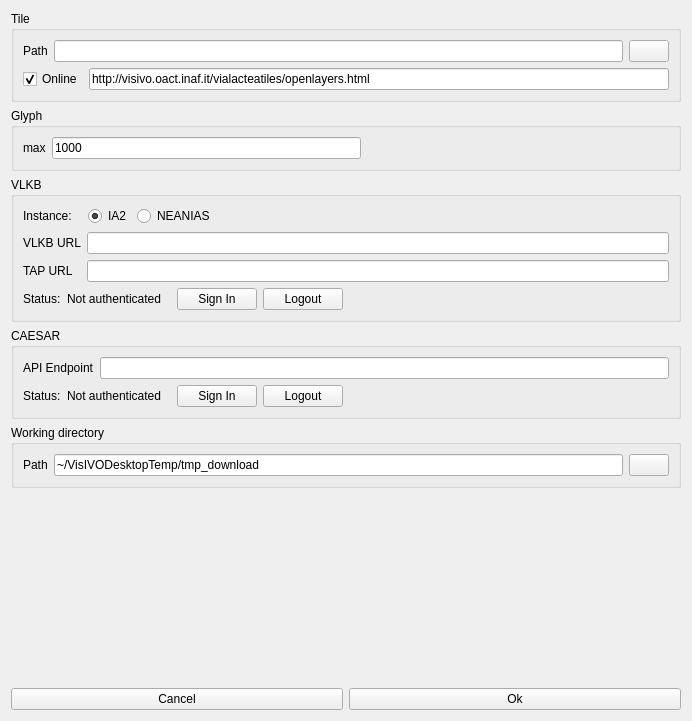
First picture: the form in Code/ui/settingform.ui, repository VisIVOLab/ViaLacteaVisualAnalytics, before the edit.
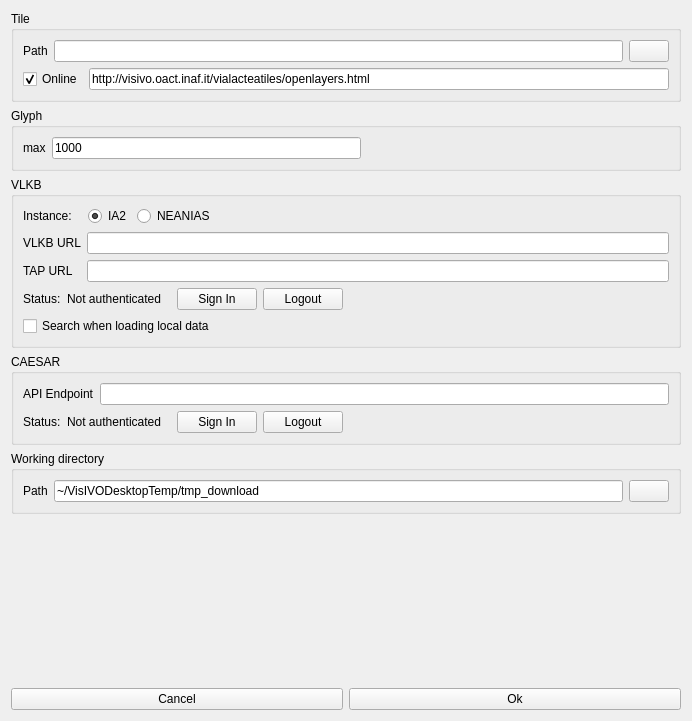
Second picture: the form after the edit. Icons and pictures are not drawn.

Commit message: Added option to turn off VLKB search when loading local data

What changed in the file:
```diff
--- a/Code/ui/settingform.ui
+++ b/Code/ui/settingform.ui
@@ -276,6 +276,13 @@
         </item>
        </layout>
       </item>
+      <item>
+       <widget class="QCheckBox" name="checkSearchOnImport">
+        <property name="text">
+         <string>Search when loading local data</string>
+        </property>
+       </widget>
+      </item>
      </layout>
     </widget>
    </item>
```
The commit also changes 4 other files.
